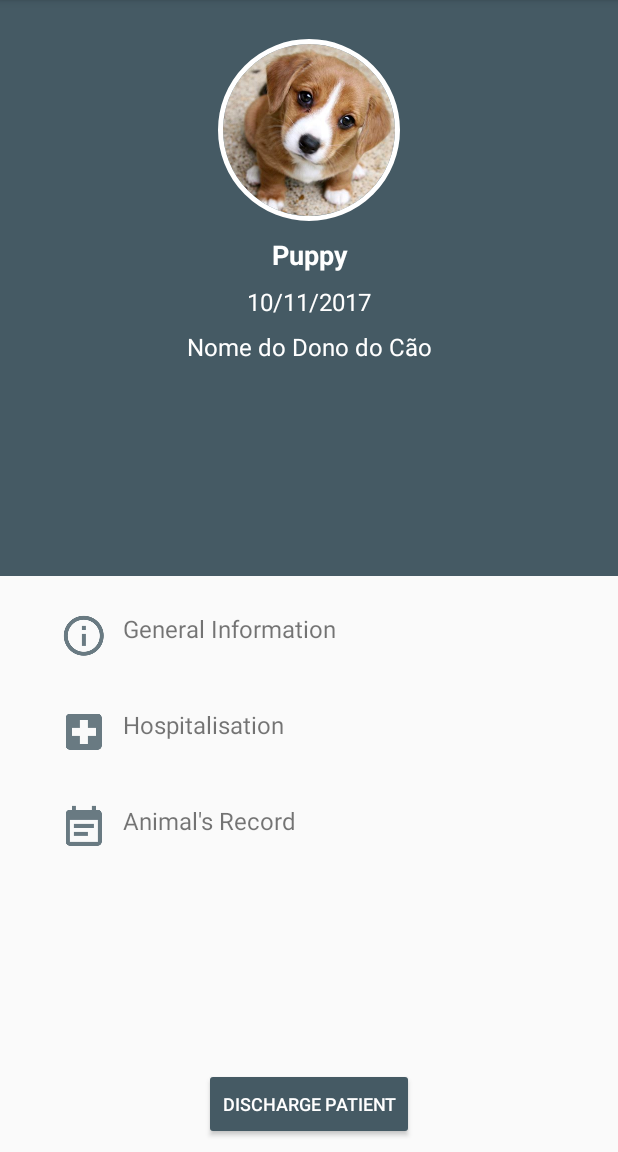
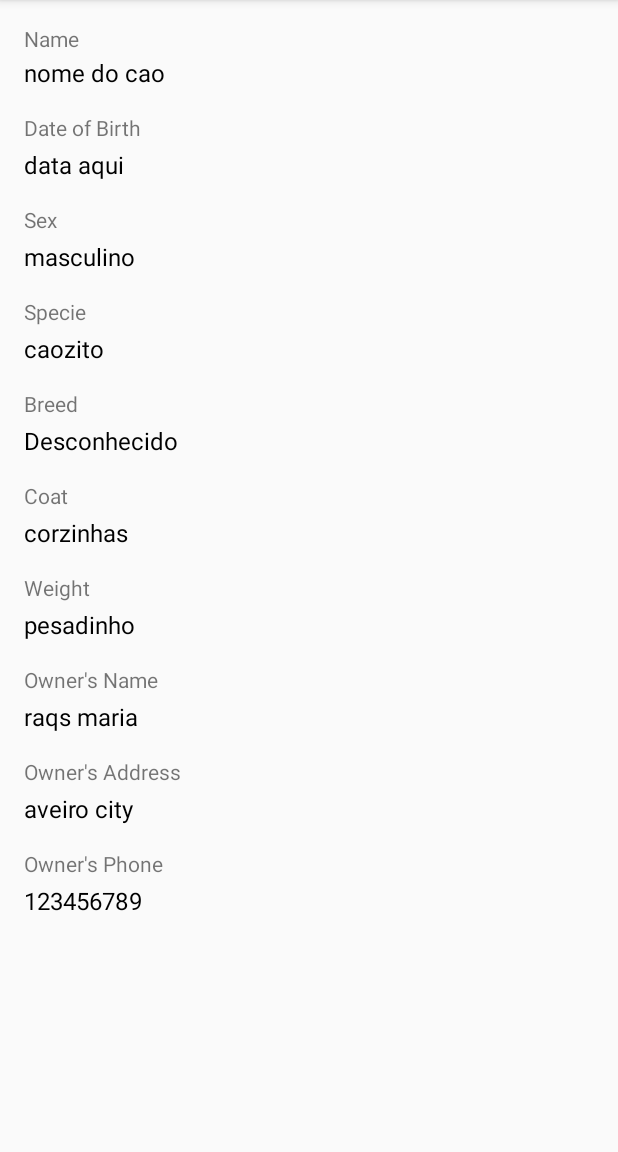
Before and after one commit to raqssr/CM_VetCare_Android, an Android app: the fragment GeneralInfoPetFragment placed in its activity, on a phone screen of 412 x 824 dp, the part 84-1236 px from its top. Run offline under Robolectric (Android 15) with nearby library versions, the phone set to English and light mode, and no system bars; our stand-ins replace Firebase (no records; nobody signed in at launch, a user with empty details on screens opened directly); libraries missing offline, so code that uses them is left out: com.google.zxing.integration, com.tapadoo.alerter.

Commit message:
general info interface done. missing hospitalisation and records interface

```diff
--- a/app/src/main/java/com/example/ritasantiago/vetcare/InfoPetFragment.java
+++ b/app/src/main/java/com/example/ritasantiago/vetcare/GeneralInfoPetFragment.java
@@ -1,7 +1,5 @@
 package com.example.ritasantiago.vetcare;
 
-import android.content.Context;
-import android.net.Uri;
 import android.os.Bundle;
 import android.support.annotation.Nullable;
 import android.support.v4.app.Fragment;
@@ -9,13 +7,18 @@ import android.view.LayoutInflater;
 import android.view.View;
 import android.view.ViewGroup;
 
-public class InfoPetFragment extends Fragment {
+/**
+ * Created by raquelramos on 04-03-2018.
+ */
+
+public class GeneralInfoPetFragment extends Fragment {
+
     @Nullable
     @Override
     public View onCreateView(LayoutInflater inflater, @Nullable ViewGroup container, @Nullable Bundle savedInstanceState) {
         //returning our layout file
         //change R.layout.yourlayoutfilename for each of your fragments
-        return inflater.inflate(R.layout.fragment_info_pet, container, false);
+        return inflater.inflate(R.layout.fragment_general_info_pet, container, false);
     }
 
 
@@ -23,6 +26,7 @@ public class InfoPetFragment extends Fragment {
     public void onViewCreated(View view, @Nullable Bundle savedInstanceState) {
         super.onViewCreated(view, savedInstanceState);
         //you can set the title for your toolbar here for different fragments different titles
-        getActivity().setTitle("InfoPets");
+        getActivity().setTitle("GeneralInfoFragment");
     }
+
 }
--- /dev/null
+++ b/app/src/main/java/com/example/ritasantiago/vetcare/ProfilePetFragment.java
@@ -0,0 +1,46 @@
+package com.example.ritasantiago.vetcare;
+
+import android.os.Bundle;
+import android.support.annotation.Nullable;
+import android.support.v4.app.Fragment;
+import android.support.v4.app.FragmentTransaction;
+import android.view.LayoutInflater;
+import android.view.View;
+import android.view.ViewGroup;
+import android.widget.TextView;
+
+import com.google.firebase.firestore.FirebaseFirestore;
+
+public class ProfilePetFragment extends Fragment {
+
+    FirebaseFirestore db;
+    TextView generalInfo;
+
+    @Override
+    public View onCreateView(LayoutInflater inflater, @Nullable ViewGroup container, @Nullable Bundle savedInstanceState) {
+        //returning our layout file
+        //change R.layout.yourlayoutfilename for each of your fragments
+        return inflater.inflate(R.layout.fragment_profile_pet, container, false);
+    }
+
+
+    @Override
+    public void onViewCreated(View view, @Nullable Bundle savedInstanceState) {
+        super.onViewCreated(view, savedInstanceState);
+        //you can set the title for your toolbar here for different fragments different titles
+        getActivity().setTitle("ProfilePets");
+        generalInfo = (TextView) getActivity().findViewById(R.id.tv_generalInfo);
+        generalInfo.setOnClickListener(new View.OnClickListener()
+        {
+            @Override
+            public void onClick(View v)
+            {
+                Fragment fragment = new GeneralInfoPetFragment();
+                FragmentTransaction ft = getActivity().getSupportFragmentManager().beginTransaction();
+                ft.replace(R.id.content_frame, fragment);
+                ft.addToBackStack(null);
+                ft.commit();
+            }
+        });
+    }
+}
--- a/app/src/main/java/com/example/ritasantiago/vetcare/RVPetAdapter.java
+++ b/app/src/main/java/com/example/ritasantiago/vetcare/RVPetAdapter.java
@@ -1,6 +1,5 @@
 package com.example.ritasantiago.vetcare;
 
-import android.content.Context;
 import android.support.v4.app.Fragment;
 import android.support.v4.app.FragmentActivity;
 import android.support.v4.app.FragmentTransaction;
@@ -47,7 +46,7 @@ public class RVPetAdapter extends RecyclerView.Adapter<RVPetAdapter.AnimalViewHo
             @Override
             public void onClick(View view)
             {
-                Fragment fragment = new InfoPetFragment();
+                Fragment fragment = new ProfilePetFragment();
                 FragmentTransaction ft = fa.getSupportFragmentManager().beginTransaction();
                 ft.replace(R.id.content_frame, fragment);
                 ft.addToBackStack(null);
--- /dev/null
+++ b/app/src/main/res/layout/fragment_general_info_pet.xml
@@ -0,0 +1,271 @@
+<android.support.constraint.ConstraintLayout xmlns:android="http://schemas.android.com/apk/res/android"
+    xmlns:app="http://schemas.android.com/apk/res-auto"
+    xmlns:tools="http://schemas.android.com/tools"
+    android:layout_width="match_parent"
+    android:layout_height="match_parent"
+    tools:context="com.example.ritasantiago.vetcare.GeneralInfoPetFragment">
+
+    <ScrollView
+        android:layout_width="0dp"
+        android:layout_height="0dp"
+        app:layout_constraintLeft_toLeftOf="parent"
+        app:layout_constraintRight_toRightOf="parent"
+        app:layout_constraintTop_toTopOf="parent"
+        android:layout_marginBottom="0dp"
+        app:layout_constraintBottom_toBottomOf="parent">
+
+        <android.support.constraint.ConstraintLayout xmlns:android="http://schemas.android.com/apk/res/android"
+            xmlns:app="http://schemas.android.com/apk/res-auto"
+            xmlns:tools="http://schemas.android.com/tools"
+            android:layout_width="match_parent"
+            android:layout_height="match_parent">
+
+            <TextView
+                android:id="@+id/textView8"
+                android:layout_width="0dp"
+                android:layout_height="17dp"
+                android:layout_marginStart="16dp"
+                android:layout_marginTop="16dp"
+                android:text="Name"
+                app:layout_constraintStart_toStartOf="parent"
+                app:layout_constraintTop_toTopOf="parent" />
+
+            <TextView
+                android:id="@+id/textView9"
+                android:layout_width="0dp"
+                android:layout_height="wrap_content"
+                android:layout_marginEnd="16dp"
+                android:layout_marginStart="16dp"
+                android:layout_marginTop="4dp"
+                android:text="nome do cao"
+                android:textColor="@android:color/black"
+                android:textSize="16sp"
+                app:layout_constraintEnd_toEndOf="parent"
+                app:layout_constraintStart_toStartOf="parent"
+                app:layout_constraintTop_toBottomOf="@+id/textView8" />
+
+            <TextView
+                android:id="@+id/textView10"
+                android:layout_width="wrap_content"
+                android:layout_height="wrap_content"
+                android:layout_marginLeft="16dp"
+                android:layout_marginTop="16dp"
+                android:text="Date of Birth"
+                app:layout_constraintLeft_toLeftOf="parent"
+                app:layout_constraintTop_toBottomOf="@+id/textView9" />
+
+            <TextView
+                android:id="@+id/textView11"
+                android:layout_width="0dp"
+                android:layout_height="wrap_content"
+                android:layout_marginEnd="16dp"
+                android:layout_marginStart="16dp"
+                android:layout_marginTop="4dp"
+                android:text="data aqui"
+                android:textColor="@android:color/black"
+                android:textSize="16sp"
+                app:layout_constraintEnd_toEndOf="parent"
+                app:layout_constraintStart_toStartOf="parent"
+                app:layout_constraintTop_toBottomOf="@+id/textView10" />
+
+            <TextView
+                android:id="@+id/textView12"
+                android:layout_width="wrap_content"
+                android:layout_height="wrap_content"
+                android:layout_marginLeft="16dp"
+                android:layout_marginTop="16dp"
+                android:text="Sex"
+                app:layout_constraintLeft_toLeftOf="parent"
+                app:layout_constraintTop_toBottomOf="@+id/textView11" />
+
+            <TextView
+                android:id="@+id/textView13"
+                android:layout_width="0dp"
+                android:layout_height="wrap_content"
+                android:layout_marginEnd="16dp"
+                android:layout_marginStart="16dp"
+                android:layout_marginTop="4dp"
+                android:text="masculino"
+                android:textColor="@android:color/black"
+                android:textSize="16sp"
+                app:layout_constraintEnd_toEndOf="parent"
+                app:layout_constraintStart_toStartOf="parent"
+                app:layout_constraintTop_toBottomOf="@+id/textView12" />
+
+            <TextView
+                android:id="@+id/textView14"
+                android:layout_width="wrap_content"
+                android:layout_height="wrap_content"
+                android:layout_marginLeft="16dp"
+                android:layout_marginTop="16dp"
+                android:text="Specie"
+                app:layout_constraintLeft_toLeftOf="parent"
+                app:layout_constraintTop_toBottomOf="@+id/textView13" />
+
+            <TextView
+                android:id="@+id/textView15"
+                android:layout_width="0dp"
+                android:layout_height="wrap_content"
+                android:layout_marginEnd="16dp"
+                android:layout_marginStart="16dp"
+                android:layout_marginTop="4dp"
+                android:text="caozito"
+                android:textColor="@android:color/black"
+                android:textSize="16sp"
+                app:layout_constraintEnd_toEndOf="parent"
+                app:layout_constraintStart_toStartOf="parent"
+                app:layout_constraintTop_toBottomOf="@+id/textView14" />
+
+            <TextView
+                android:id="@+id/textView16"
+                android:layout_width="wrap_content"
+                android:layout_height="wrap_content"
+                android:layout_marginLeft="16dp"
+                android:layout_marginTop="16dp"
+                android:text="Breed"
+                app:layout_constraintLeft_toLeftOf="parent"
+                app:layout_constraintTop_toBottomOf="@+id/textView15" />
+
+            <TextView
+                android:id="@+id/textView17"
+                android:layout_width="0dp"
+                android:layout_height="wrap_content"
+                android:layout_marginEnd="16dp"
+                android:layout_marginStart="16dp"
+                android:layout_marginTop="4dp"
+                android:text="Desconhecido"
+                android:textColor="@android:color/black"
+                android:textSize="16sp"
+                app:layout_constraintEnd_toEndOf="parent"
+                app:layout_constraintStart_toStartOf="parent"
+                app:layout_constraintTop_toBottomOf="@+id/textView16" />
+
+            <TextView
+                android:id="@+id/textView18"
+                android:layout_width="wrap_content"
+                android:layout_height="wrap_content"
+                android:layout_marginLeft="16dp"
+                android:layout_marginTop="16dp"
+                android:text="Coat"
+                app:layout_constraintLeft_toLeftOf="parent"
+                app:layout_constraintTop_toBottomOf="@+id/textView17" />
+
+            <TextView
+                android:id="@+id/textView19"
+                android:layout_width="0dp"
+                android:layout_height="wrap_content"
+                android:layout_marginEnd="16dp"
+                android:layout_marginStart="16dp"
+                android:layout_marginTop="4dp"
+                android:text="corzinhas"
+                android:textColor="@android:color/black"
+                android:textSize="16sp"
+                app:layout_constraintEnd_toEndOf="parent"
+                app:layout_constraintStart_toStartOf="parent"
+                app:layout_constraintTop_toBottomOf="@+id/textView18" />
+
+            <TextView
+                android:id="@+id/textView20"
+                android:layout_width="wrap_content"
+                android:layout_height="wrap_content"
+                android:layout_marginLeft="16dp"
+                android:layout_marginTop="16dp"
+                android:text="Weight"
+                app:layout_constraintLeft_toLeftOf="parent"
+                app:layout_constraintTop_toBottomOf="@+id/textView19" />
+
+            <TextView
+                android:id="@+id/textView21"
+                android:layout_width="0dp"
+                android:layout_height="wrap_content"
+                android:layout_marginEnd="16dp"
+                android:layout_marginStart="16dp"
+                android:layout_marginTop="4dp"
+                android:text="pesadinho"
+                android:textColor="@android:color/black"
+                android:textSize="16sp"
+                app:layout_constraintEnd_toEndOf="parent"
+                app:layout_constraintStart_toStartOf="parent"
+                app:layout_constraintTop_toBottomOf="@+id/textView20" />
+
+            <TextView
+                android:id="@+id/textView22"
+                android:layout_width="wrap_content"
+                android:layout_height="wrap_content"
+                android:layout_marginLeft="16dp"
+                android:layout_marginTop="16dp"
+                android:text="Owner's Name"
+                app:layout_constraintLeft_toLeftOf="parent"
+                app:layout_constraintTop_toBottomOf="@+id/textView21" />
+
+            <TextView
+                android:id="@+id/textView23"
+                android:layout_width="0dp"
+                android:layout_height="wrap_content"
+                android:layout_marginEnd="16dp"
+                android:layout_marginStart="16dp"
+                android:layout_marginTop="4dp"
+                android:text="raqs maria"
+                android:textColor="@android:color/black"
+                android:textSize="16sp"
+                app:layout_constraintEnd_toEndOf="parent"
+                app:layout_constraintStart_toStartOf="parent"
+                app:layout_constraintTop_toBottomOf="@+id/textView22" />
+
+            <TextView
+                android:id="@+id/textView24"
+                android:layout_width="wrap_content"
+                android:layout_height="wrap_content"
+                android:layout_marginLeft="16dp"
+                android:layout_marginTop="16dp"
+                android:text="Owner's Address"
+                app:layout_constraintLeft_toLeftOf="parent"
+                app:layout_constraintTop_toBottomOf="@+id/textView23" />
+
+            <TextView
+                android:id="@+id/textView25"
+                android:layout_width="0dp"
+                android:layout_height="wrap_content"
+                android:layout_marginEnd="16dp"
+                android:layout_marginStart="16dp"
+                android:layout_marginTop="4dp"
+                android:text="aveiro city"
+                android:textColor="@android:color/black"
+                android:textSize="16sp"
+                app:layout_constraintEnd_toEndOf="parent"
+                app:layout_constraintStart_toStartOf="parent"
+                app:layout_constraintTop_toBottomOf="@+id/textView24" />
+
+            <TextView
+                android:id="@+id/textView26"
+                android:layout_width="wrap_content"
+                android:layout_height="wrap_content"
+                android:layout_marginLeft="16dp"
+                android:layout_marginTop="16dp"
+                android:text="Owner's Phone"
+                app:layout_constraintLeft_toLeftOf="parent"
+                app:layout_constraintTop_toBottomOf="@+id/textView25" />
+
+            <TextView
+                android:id="@+id/textView27"
+                android:layout_width="0dp"
+                android:layout_height="wrap_content"
+                android:layout_marginEnd="16dp"
+                android:layout_marginStart="16dp"
+                android:layout_marginTop="4dp"
+                android:text="123456789"
+                android:textColor="@android:color/black"
+                android:textSize="16sp"
+                app:layout_constraintEnd_toEndOf="parent"
+                app:layout_constraintStart_toStartOf="parent"
+                app:layout_constraintTop_toBottomOf="@+id/textView26" />
+
+        </android.support.constraint.ConstraintLayout>
+
+
+    </ScrollView>
+
+
+
+
+</android.support.constraint.ConstraintLayout>
--- a/app/src/main/res/layout/fragment_info_pet.xml
+++ b/app/src/main/res/layout/fragment_profile_pet.xml
@@ -5,7 +5,7 @@
     android:layout_height="match_parent"
     android:fillViewport="true"
     android:layout_gravity="bottom"
-    tools:context="com.example.ritasantiago.vetcare.InfoPetFragment">
+    tools:context="com.example.ritasantiago.vetcare.ProfilePetFragment">
 
         <android.support.constraint.ConstraintLayout
             android:layout_width="match_parent"
@@ -50,7 +50,7 @@
                 app:layout_constraintGuide_percent="0.5" />
 
             <TextView
-                android:id="@+id/textView2"
+                android:id="@+id/animal_name"
                 android:layout_width="0dp"
                 android:layout_height="wrap_content"
                 android:text="Puppy"
@@ -63,7 +63,7 @@
                 app:layout_constraintTop_toBottomOf="@+id/profile" />
 
             <TextView
-                android:id="@+id/textView3"
+                android:id="@+id/animal_dob"
                 android:layout_width="0dp"
                 android:layout_height="wrap_content"
                 android:layout_marginTop="8dp"
@@ -73,10 +73,10 @@
                 android:textSize="16sp"
                 app:layout_constraintEnd_toEndOf="parent"
                 app:layout_constraintStart_toStartOf="parent"
-                app:layout_constraintTop_toBottomOf="@+id/textView2" />
+                app:layout_constraintTop_toBottomOf="@+id/animal_name" />
 
             <TextView
-                android:id="@+id/textView4"
+                android:id="@+id/animal_owner"
                 android:layout_width="wrap_content"
                 android:layout_height="wrap_content"
                 android:layout_marginTop="8dp"
@@ -86,10 +86,10 @@
                 android:textSize="16sp"
                 app:layout_constraintLeft_toLeftOf="parent"
                 app:layout_constraintRight_toRightOf="parent"
-                app:layout_constraintTop_toBottomOf="@+id/textView3" />
+                app:layout_constraintTop_toBottomOf="@+id/animal_dob" />
 
             <TextView
-                android:id="@+id/textView5"
+                android:id="@+id/tv_generalInfo"
                 android:layout_width="0dp"
                 android:layout_height="wrap_content"
                 android:layout_marginEnd="32dp"
@@ -102,12 +102,13 @@
                 android:padding="8dp"
                 android:text="General Information"
                 android:textSize="16sp"
+                android:gravity="center_vertical"
                 app:layout_constraintEnd_toEndOf="parent"
                 app:layout_constraintStart_toStartOf="parent"
                 app:layout_constraintTop_toTopOf="@+id/guideline2" />
 
             <TextView
-                android:id="@+id/textView6"
+                android:id="@+id/tv_hospitalisation"
                 android:layout_width="0dp"
                 android:layout_height="wrap_content"
                 android:layout_marginEnd="32dp"
@@ -121,12 +122,13 @@
                 android:padding="8dp"
                 android:text="Hospitalisation"
                 android:textSize="16sp"
+                android:gravity="center_vertical"
                 app:layout_constraintEnd_toEndOf="parent"
                 app:layout_constraintStart_toStartOf="parent"
-                app:layout_constraintTop_toBottomOf="@+id/textView5" />
+                app:layout_constraintTop_toBottomOf="@+id/tv_generalInfo" />
 
             <TextView
-                android:id="@+id/textView7"
+                android:id="@+id/tv_animalrecords"
                 android:layout_width="0dp"
                 android:layout_height="wrap_content"
                 android:layout_marginEnd="32dp"
@@ -136,12 +138,13 @@
                 android:drawableLeft="@drawable/ic_previous_info"
                 android:drawablePadding="10dp"
                 android:elevation="4dp"
+                android:gravity="center_vertical"
                 android:padding="8dp"
                 android:text="Animal's Record"
                 android:textSize="16sp"
                 app:layout_constraintEnd_toEndOf="parent"
                 app:layout_constraintStart_toStartOf="parent"
-                app:layout_constraintTop_toBottomOf="@+id/textView6" />
+                app:layout_constraintTop_toBottomOf="@+id/tv_hospitalisation" />
 
             <Button
                 android:id="@+id/button2"
```
